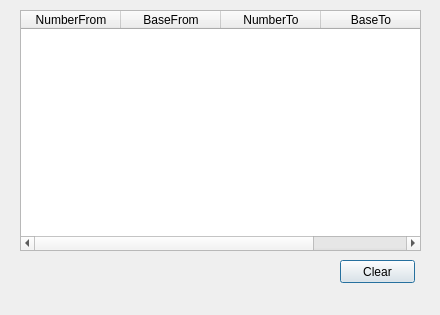
Before: the Qt Designer form Calculator/Calculator/history.ui in RazorChrome/MPT2, drawn with Qt 5.
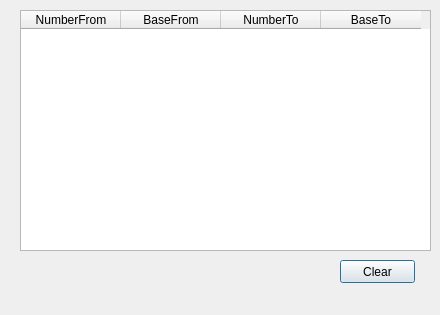
After: the same form once the commit is applied. Icons and pictures are not drawn.

Commit message:
Another fix interface
Added
tooltip
Lineedit for result
Fixed some buttons.

The edit to the form file:
```diff
--- a/Calculator/Calculator/history.ui
+++ b/Calculator/Calculator/history.ui
@@ -34,7 +34,7 @@
     <rect>
      <x>20</x>
      <y>10</y>
-     <width>401</width>
+     <width>411</width>
      <height>241</height>
     </rect>
    </property>
```
Left out of the diff: 3 changed lines with no effect on the pictures. The commit also changes 7 other files.
